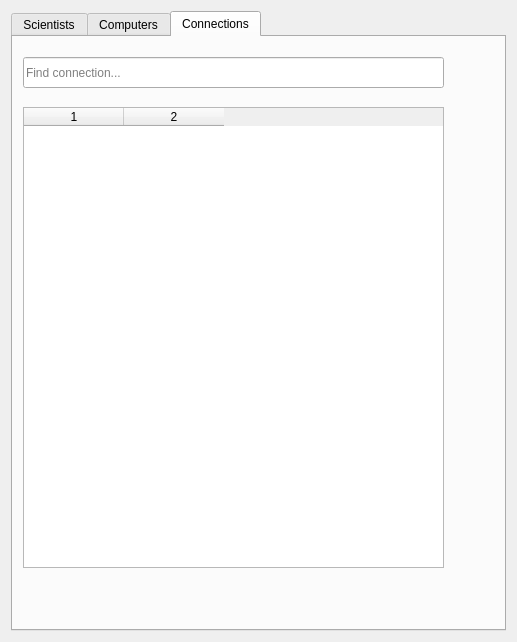
The window that VLNvika3/listoptions.ui (Gylfian/VLN-vika-3) describes before a commit, drawn with Qt 5.
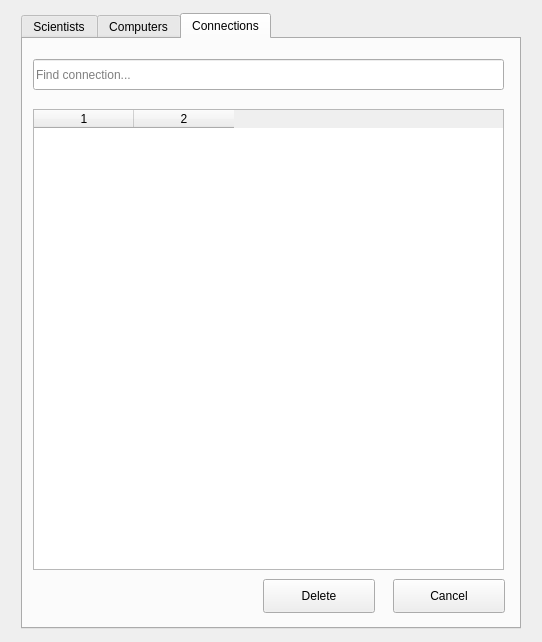
The same window after the commit. The open tabs and pages were chosen to show the change.

The edit to the form file:
```diff
--- a/VLNvika3/listoptions.ui
+++ b/VLNvika3/listoptions.ui
@@ -6,19 +6,19 @@
    <rect>
     <x>0</x>
     <y>0</y>
-    <width>517</width>
+    <width>542</width>
     <height>642</height>
    </rect>
   </property>
   <property name="minimumSize">
    <size>
-    <width>517</width>
+    <width>542</width>
     <height>642</height>
    </size>
   </property>
   <property name="maximumSize">
    <size>
-    <width>517</width>
+    <width>542</width>
     <height>642</height>
    </size>
   </property>
@@ -31,6 +31,18 @@
      <property name="enabled">
       <bool>true</bool>
      </property>
+     <property name="minimumSize">
+      <size>
+       <width>500</width>
+       <height>616</height>
+      </size>
+     </property>
+     <property name="maximumSize">
+      <size>
+       <width>500</width>
+       <height>616</height>
+      </size>
+     </property>
      <property name="currentIndex">
       <number>0</number>
      </property>
@@ -316,7 +328,7 @@
         <rect>
          <x>10</x>
          <y>70</y>
-         <width>421</width>
+         <width>471</width>
          <height>461</height>
         </rect>
        </property>
@@ -333,6 +345,9 @@
         <number>0</number>
        </property>
        <property name="verticalScrollBarPolicy">
+        <enum>Qt::ScrollBarAsNeeded</enum>
+       </property>
+       <property name="horizontalScrollBarPolicy">
         <enum>Qt::ScrollBarAlwaysOff</enum>
        </property>
        <property name="showGrid">
@@ -369,7 +384,7 @@
         <rect>
          <x>10</x>
          <y>20</y>
-         <width>421</width>
+         <width>471</width>
          <height>31</height>
         </rect>
        </property>
@@ -380,6 +395,32 @@
         <bool>true</bool>
        </property>
       </widget>
+      <widget class="QPushButton" name="deletConnPushButton">
+       <property name="geometry">
+        <rect>
+         <x>240</x>
+         <y>540</y>
+         <width>112</width>
+         <height>34</height>
+        </rect>
+       </property>
+       <property name="text">
+        <string>Delete</string>
+       </property>
+      </widget>
+      <widget class="QPushButton" name="cancelConnPushButton">
+       <property name="geometry">
+        <rect>
+         <x>370</x>
+         <y>540</y>
+         <width>112</width>
+         <height>34</height>
+        </rect>
+       </property>
+       <property name="text">
+        <string>Cancel</string>
+       </property>
+      </widget>
      </widget>
     </widget>
    </item>
```
Left out of the diff: 50 changed lines with no effect on the pictures.
